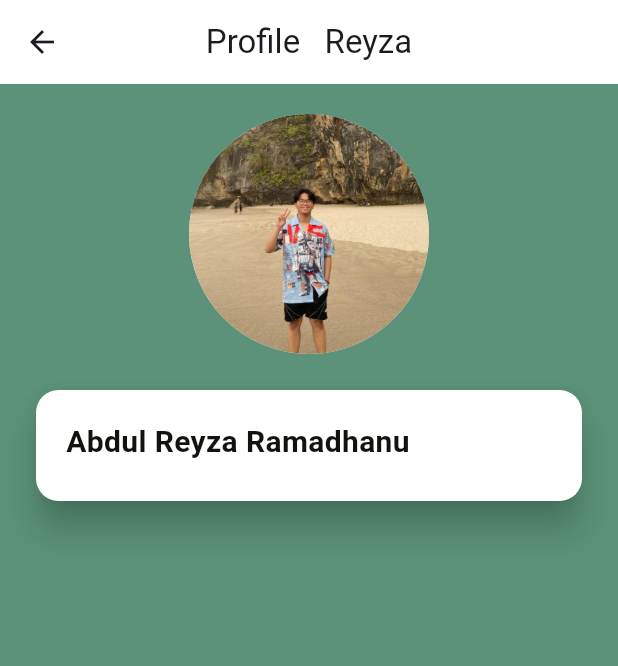
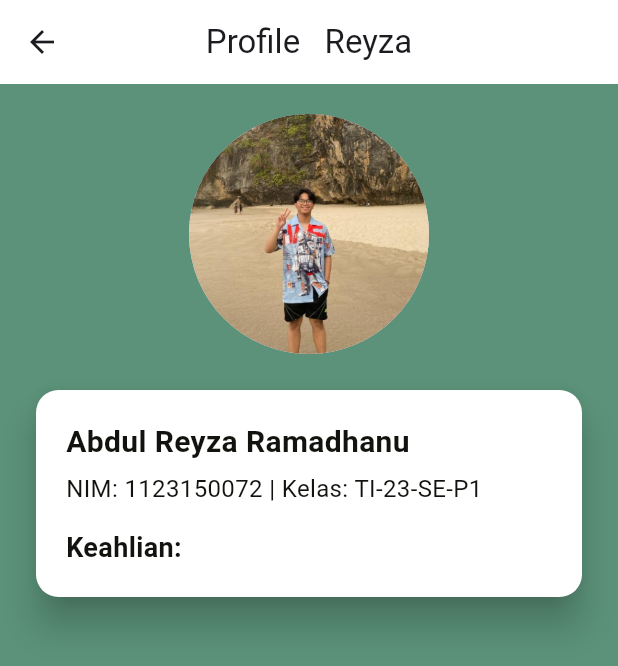
Before and after one commit to AbdulReyza/kelompok_2, a Flutter app: the ProfileReyza screen opened directly, on a phone screen of 412 x 824 dp. Shown: the top 666 px of the screen. Run offline on Flutter 3.47's test engine with Material 3 defaults, Android fonts, the phone set to English and light mode, and no system bars; our stand-ins replace lottie; Roboto replaces fonts that are missing (Pixel).

Commit message:
menambah nim dan kehlian

```diff
--- a/lib/presentation/profile/reyza_profile.dart
+++ b/lib/presentation/profile/reyza_profile.dart
@@ -51,7 +51,6 @@ class _ProfileReyzaState extends State<ProfileReyza> {
                 child: Column(
                   crossAxisAlignment: CrossAxisAlignment.start,
                   children: const [
-                    /// NAMA
                     Text(
                       'Abdul Reyza Ramadhanu',
                       style: TextStyle(
@@ -61,6 +60,22 @@ class _ProfileReyzaState extends State<ProfileReyza> {
                       ),
                     ),
                     SizedBox(height: 5),
+                    Text(
+                      'NIM: 1123150072 | Kelas: TI-23-SE-P1',
+                      style: TextStyle(
+                        fontSize: 16,
+                        color: Color(0xFF12130F),
+                      ),
+                    ),
+                    SizedBox(height: 15),
+                    Text(
+                      'Keahlian:',
+                      style: TextStyle(
+                        fontSize: 18,
+                        fontWeight: FontWeight.bold,
+                        color: Color(0xFF12130F),
+                      ),
+                    ),
                   ],
             ),
                ),
```
